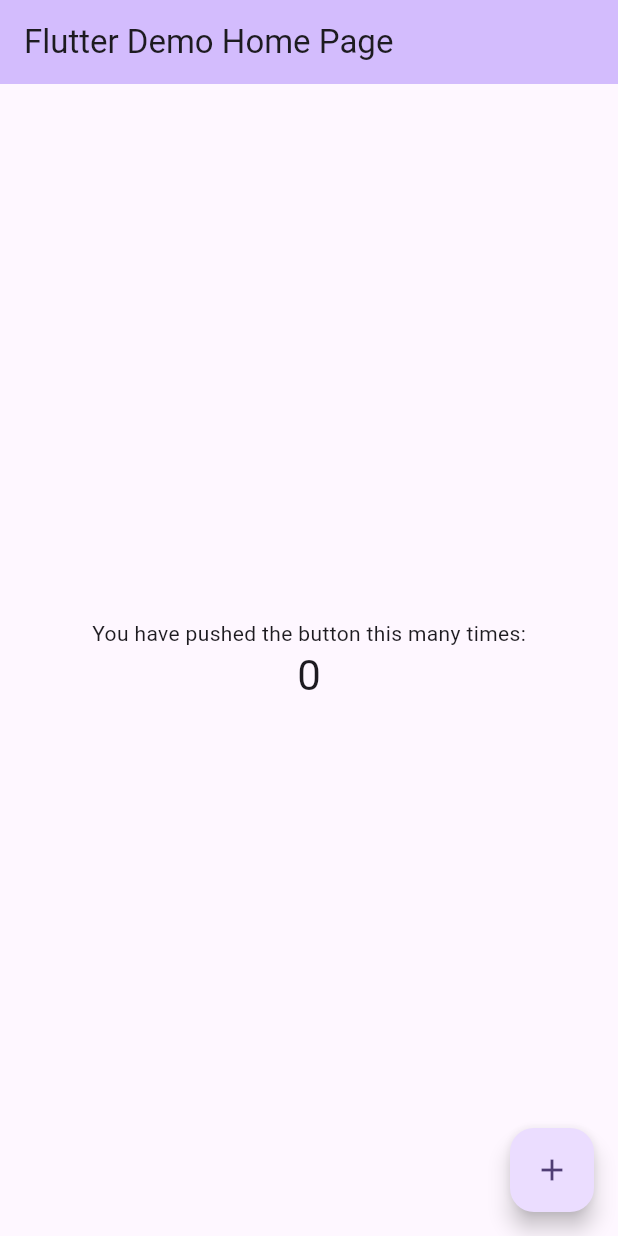
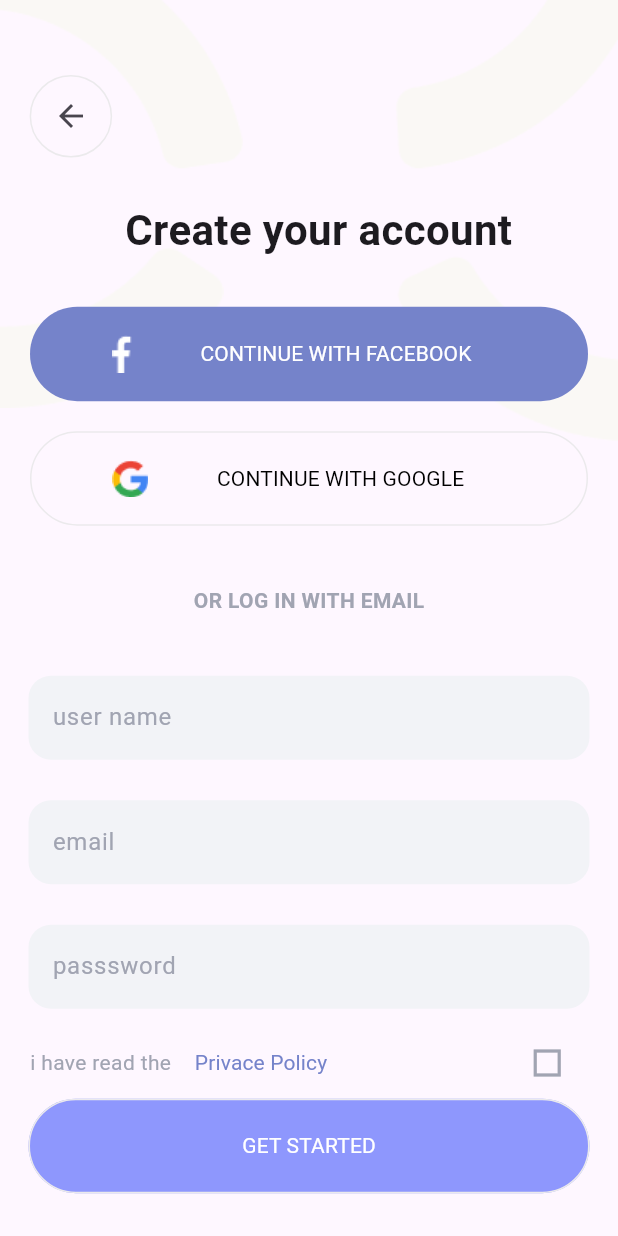
Before and after one commit to parihassannezhad/meditaition_app, a Flutter app: the screen it shows after launch, on a phone screen of 412 x 824 dp. Run offline on Flutter 3.47's test engine with Material 3 defaults, Android fonts, the phone set to English and light mode, and no system bars.

Commit message:
at office. 12/12/2023

```diff
--- /dev/null
+++ b/lib/creatPage.dart
@@ -0,0 +1,257 @@
+import 'package:flutter/material.dart';
+import 'package:meditaition_app/startePage.dart';
+
+class createPage extends StatelessWidget {
+  const createPage({super.key});
+
+  @override
+  Widget build(BuildContext context) {
+    TextEditingController controllerUserName = TextEditingController();
+    return SafeArea(
+
+        child: Scaffold(
+          body: Column(
+            children: [
+              SizedBox(
+                height: 350.47,
+                child: Stack(
+                  children: [
+                    Image.asset('assets/img/frame.png'),
+                    Positioned(
+                        top: 165, child: Image.asset('assets/img/frame2.png')),
+                    Padding(
+                      padding: const EdgeInsets.only(top: 50, left: 19.76),
+                      child: Container(
+                        width: 55,
+                        height: 55,
+                        decoration: BoxDecoration(
+                            borderRadius: BorderRadius.circular(30),
+                            border: Border.all(color: const Color(0xffEBEAEC))),
+                        child: IconButton(
+                            onPressed: () {
+                              Navigator.of(context).pop();
+                            },
+                            icon: const Icon(Icons.arrow_back_outlined)),
+                      ),
+                    ),
+                    const Positioned(
+                      top: 133.47,
+                      right: 70.5,
+                      child: Text(
+                        'Create your account',
+                        style: TextStyle(
+                          fontWeight: FontWeight.w700,
+                          fontSize: 28,
+                        ),
+                      ),
+                    ),
+                    Positioned(
+                      top: 204.47,
+                      right: 20,
+                      left: 20,
+                      child: SizedBox(
+                        width: 374,
+                        height: 63,
+                        child: MaterialButton(
+                            elevation: 0,
+                            shape: RoundedRectangleBorder(
+                              borderRadius: BorderRadius.circular(38),
+                            ),
+                            color: const Color(0xff7583CA),
+                            child: Row(
+                              children: [
+                                Padding(
+                                  padding: const EdgeInsets.only(
+                                      left: 38.84, right: 45.78),
+                                  child: Image.asset('assets/img/facebook.png'),
+                                ),
+                                const Text(
+                                  'CONTINUE WITH FACEBOOK',
+                                  style: TextStyle(
+                                      fontSize: 14,
+                                      fontWeight: FontWeight.w400,
+                                      color: Colors.white),
+                                )
+                              ],
+                            ),
+                            onPressed: () {}),
+                      ),
+                    ),
+                    Positioned(
+                      top: 287.47,
+                      right: 20,
+                      left: 20,
+                      child: SizedBox(
+                        width: 374,
+                        height: 63,
+                        child: MaterialButton(
+                            elevation: 0,
+                            shape: RoundedRectangleBorder(
+                              borderRadius: BorderRadius.circular(38),
+                              side: const BorderSide(color: Color(0xffEBEAEC)),
+                            ),
+                            color: const Color(0x000fffff),
+                            child: Row(
+                              children: [
+                                Padding(
+                                  padding: const EdgeInsets.only(
+                                      left: 38.84, right: 45.78),
+                                  child: Image.asset('assets/img/gmail.png'),
+                                ),
+                                const Text(
+                                  'CONTINUE WITH GOOGLE',
+                                  style: TextStyle(
+                                      fontSize: 14,
+                                      fontWeight: FontWeight.w400,
+                                      color: Colors.black),
+                                )
+                              ],
+                            ),
+                            onPressed: () {}),
+                      ),
+                    )
+                  ],
+                ),
+              ),
+              Expanded(
+                child: SingleChildScrollView(
+                  scrollDirection: Axis.vertical,
+                  child: Column(
+                    children: [
+                      const SizedBox(
+                        height: 40,
+                      ),
+                      const Text(
+                        'OR LOG IN WITH EMAIL',
+                        style: TextStyle(
+                            fontSize: 14,
+                            fontWeight: FontWeight.w700,
+                            color: Color(0xffA1A4B2)),
+                      ),
+                      const SizedBox(
+                        height: 40,
+                      ),
+                      SizedBox(
+                        width: 374,
+                        height: 63,
+                        child: TextField(
+                          controller:controllerUserName ,
+                          decoration: InputDecoration(
+                            border: OutlineInputBorder(
+                              borderRadius: BorderRadius.circular(15),
+                              borderSide: BorderSide.none,
+                            ),
+                            filled: true,
+                            fillColor: const Color(0xffF2F3F7),
+                            labelText: 'user name',
+                            labelStyle: const TextStyle(color: Color(
+                                0xffA1A4B2)),
+                          ),
+                        ),
+                      ),
+                      const SizedBox(
+                        height: 20,
+                      ),
+                      SizedBox(
+                        width: 374,
+                        height: 63,
+                        child: TextField(
+                          decoration: InputDecoration(
+                            border: OutlineInputBorder(
+                              borderRadius: BorderRadius.circular(15),
+                              borderSide: BorderSide.none,
+                            ),
+                            filled: true,
+                            fillColor: const Color(0xffF2F3F7),
+                            labelText: 'email',
+                            labelStyle: const TextStyle(color: Color(
+                                0xffA1A4B2)),
+                          ),
+                        ),
+                      ),
+                      const SizedBox(
+                        height: 20,
+                      ),
+                      SizedBox(
+                        width: 374,
+                        height: 63,
+                        child: TextField(
+                          decoration: InputDecoration(
+                            border: OutlineInputBorder(
+                              borderRadius: BorderRadius.circular(15),
+                              borderSide: BorderSide.none,
+                            ),
+                            filled: true,
+                            fillColor: const Color(0xffF2F3F7),
+                            labelText: 'passsword',
+                            labelStyle: const TextStyle(color: Color(
+                                0xffA1A4B2)),
+                          ),
+                        ),
+                      ),
+                      Padding(
+                        padding: const EdgeInsets.only(left: 20, top: 5),
+                        child: Row(
+                          children: [
+                            const Text(
+                              'i have read the ',
+                              style: TextStyle(
+                                  color: Color(0xffA1A4B2),
+                                  fontWeight: FontWeight.w400,
+                                  fontSize: 14),
+                            ),
+                            TextButton(
+                                onPressed: () {},
+                                child: const Text(
+                                  'Privace Policy',
+                                  style: TextStyle(
+                                      color: Color(0xff7583CA),
+                                      fontWeight: FontWeight.w400,
+                                      fontSize: 14),
+                                )),
+                            const SizedBox(
+                              width: 110.74,
+                            ),
+                            IconButton(
+                              onPressed: () {},
+                              icon: const Icon(
+                                Icons.square_outlined,
+                                color: Color(0xffA1A4B2),
+                              ),
+                            ),
+                          ],
+                        ),
+                      ),
+                      SizedBox(width: 374,
+                        height: 63,
+                        child: MaterialButton(
+                            elevation: 0,
+                            shape: RoundedRectangleBorder(
+                              borderRadius: BorderRadius.circular(38),
+                              side: const BorderSide(color: Color(0xffEBEAEC)),
+                            ),
+                            color: const Color(0xff8E97FD),
+                            child: const Text(
+                              'GET STARTED',
+                              style: TextStyle(
+                                  fontSize: 14,
+                                  fontWeight: FontWeight.w400,
+                                  color: Colors.white),
+                            ),
+                            onPressed: () {
+                              Navigator
+                                  .of(context)
+                                  .push(MaterialPageRoute(
+                                  builder: (context) => StartePage()));
+                              }),
+                      ),
+
+                    ],
+                  ),
+                ),
+              )
+            ],
+          ),
+        ));
+  }
+}
--- a/lib/main.dart
+++ b/lib/main.dart
@@ -1,4 +1,5 @@
 import 'package:flutter/material.dart';
+import 'package:meditaition_app/creatPage.dart';
 
 void main() {
   runApp(const MyApp());
@@ -31,7 +32,7 @@ class MyApp extends StatelessWidget {
         colorScheme: ColorScheme.fromSeed(seedColor: Colors.deepPurple),
         useMaterial3: true,
       ),
-      home: const MyHomePage(title: 'Flutter Demo Home Page'),
+      home: createPage(),
     );
   }
 }
```
Also changed, not shown: lib/startePage.dart (added, +123 -0 lines), lib/titlesPage.dart (added, +59 -0 lines), pubspec.yaml (+4 -3 lines), assets/img/1.png (added), assets/img/2.png (added), assets/img/3.png (added), assets/img/4.png (added), assets/img/5.png (added), assets/img/6.png (added), assets/img/facebook.png (added), assets/img/frame.png (added), assets/img/frame2.png (added), assets/img/gmail.png (added), assets/img/logo2.png (added), 2 more files.
